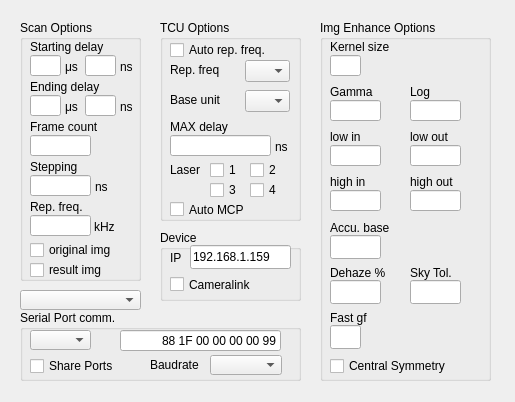
Above: src/settings.ui from yilp7/img_proc_demo before the change. Below: the same form after it.
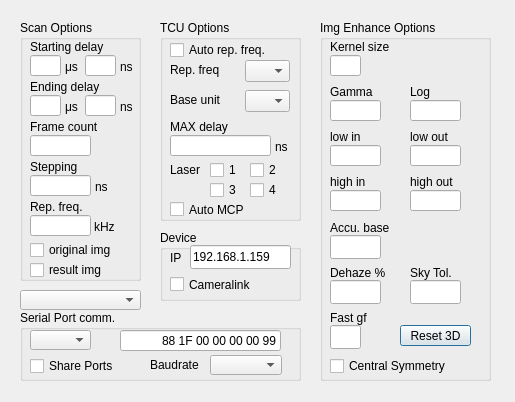
That is the form after the change.

Commit message: 3d reconstruct updated: frame a, b calc & reset

The edit to the form file:
```diff
--- a/src/settings.ui
+++ b/src/settings.ui
@@ -603,6 +603,19 @@
      <string>Central Symmetry</string>
     </property>
    </widget>
+   <widget class="QPushButton" name="RESET_3D_BTN">
+    <property name="geometry">
+     <rect>
+      <x>80</x>
+      <y>305</y>
+      <width>71</width>
+      <height>21</height>
+     </rect>
+    </property>
+    <property name="text">
+     <string>Reset 3D</string>
+    </property>
+   </widget>
   </widget>
   <widget class="QGroupBox" name="SERIAL_COMM_GRP">
    <property name="geometry">
```
The commit also changes 5 other files.
